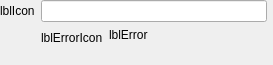
Before: the Qt Designer form src/plugins/rosterchanger/addmetaitemwidget.ui in silvansky/Contacts, drawn with Qt 5.
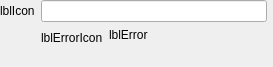
After: the same form once the commit is applied. Custom widgets are drawn as their Qt base class.

Patch:
```diff
--- a/src/plugins/rosterchanger/addmetaitemwidget.ui
+++ b/src/plugins/rosterchanger/addmetaitemwidget.ui
@@ -7,7 +7,7 @@
     <x>0</x>
     <y>0</y>
     <width>273</width>
-    <height>65</height>
+    <height>67</height>
    </rect>
   </property>
   <layout class="QGridLayout" name="gridLayout">
@@ -67,6 +67,9 @@
        <property name="text">
         <string notr="true">lblError</string>
        </property>
+       <property name="textFormat">
+        <enum>Qt::RichText</enum>
+       </property>
        <property name="alignment">
         <set>Qt::AlignLeading|Qt::AlignLeft|Qt::AlignTop</set>
        </property>
```
